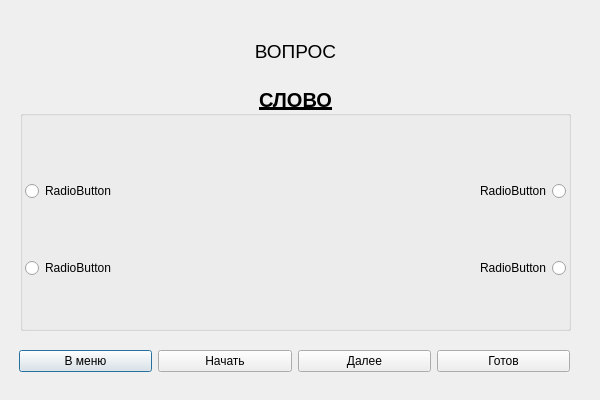
timowka0304/Word-Flow, file Word-Flow/random.ui: the form before one commit.
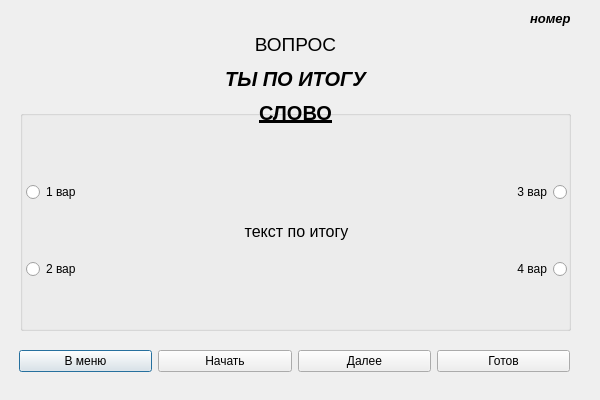
The form after the commit.

Commit message: Added show end's messages and count of truth answers

```diff
--- a/Word-Flow/random.ui
+++ b/Word-Flow/random.ui
@@ -31,49 +31,85 @@
    <widget class="QWidget" name="">
     <property name="geometry">
      <rect>
-      <x>0</x>
-      <y>20</y>
-      <width>551</width>
+      <x>6</x>
+      <y>21</y>
+      <width>541</width>
       <height>201</height>
      </rect>
     </property>
     <layout class="QHBoxLayout" name="horizontalLayout">
      <item>
       <layout class="QVBoxLayout" name="verticalLayout">
-       <property name="leftMargin">
-        <number>5</number>
-       </property>
        <item>
         <widget class="QRadioButton" name="word_1">
          <property name="text">
-          <string>RadioButton</string>
+          <string>1 вар</string>
          </property>
         </widget>
        </item>
        <item>
         <widget class="QRadioButton" name="word_2">
          <property name="text">
-          <string>RadioButton</string>
+          <string>2 вар</string>
          </property>
         </widget>
        </item>
       </layout>
      </item>
+     <item>
+      <widget class="QLabel" name="msg_text">
+       <property name="sizePolicy">
+        <sizepolicy hsizetype="Preferred" vsizetype="Preferred">
+         <horstretch>1</horstretch>
+         <verstretch>0</verstretch>
+        </sizepolicy>
+       </property>
+       <property name="minimumSize">
+        <size>
+         <width>0</width>
+         <height>0</height>
+        </size>
+       </property>
+       <property name="sizeIncrement">
+        <size>
+         <width>0</width>
+         <height>0</height>
+        </size>
+       </property>
+       <property name="font">
+        <font>
+         <pointsize>12</pointsize>
+        </font>
+       </property>
+       <property name="layoutDirection">
+        <enum>Qt::LeftToRight</enum>
+       </property>
+       <property name="autoFillBackground">
+        <bool>false</bool>
+       </property>
+       <property name="frameShape">
+        <enum>QFrame::NoFrame</enum>
+       </property>
+       <property name="text">
+        <string>текст по итогу</string>
+       </property>
+       <property name="alignment">
+        <set>Qt::AlignCenter</set>
+       </property>
+       <property name="wordWrap">
+        <bool>true</bool>
+       </property>
+      </widget>
+     </item>
      <item>
       <layout class="QVBoxLayout" name="verticalLayout_2">
-       <property name="leftMargin">
-        <number>160</number>
-       </property>
-       <property name="rightMargin">
-        <number>5</number>
-       </property>
        <item>
         <widget class="QRadioButton" name="word_3">
          <property name="layoutDirection">
           <enum>Qt::RightToLeft</enum>
          </property>
          <property name="text">
-          <string>RadioButton</string>
+          <string>3 вар</string>
          </property>
         </widget>
        </item>
@@ -83,7 +119,7 @@
           <enum>Qt::RightToLeft</enum>
          </property>
          <property name="text">
-          <string>RadioButton</string>
+          <string>4 вар</string>
          </property>
         </widget>
        </item>
@@ -92,13 +128,13 @@
     </layout>
    </widget>
   </widget>
-  <widget class="QWidget" name="">
+  <widget class="QWidget" name="layoutWidget">
    <property name="geometry">
     <rect>
      <x>20</x>
      <y>30</y>
      <width>551</width>
-     <height>91</height>
+     <height>97</height>
     </rect>
    </property>
    <layout class="QVBoxLayout" name="verticalLayout_3">
@@ -118,6 +154,27 @@
       </property>
      </widget>
     </item>
+    <item>
+     <widget class="QLabel" name="mark_text">
+      <property name="font">
+       <font>
+        <pointsize>15</pointsize>
+        <weight>75</weight>
+        <italic>true</italic>
+        <bold>true</bold>
+       </font>
+      </property>
+      <property name="text">
+       <string>ТЫ ПО ИТОГУ</string>
+      </property>
+      <property name="alignment">
+       <set>Qt::AlignCenter</set>
+      </property>
+      <property name="wordWrap">
+       <bool>true</bool>
+      </property>
+     </widget>
+    </item>
     <item>
      <widget class="QLabel" name="text_word">
       <property name="font">
@@ -138,7 +195,7 @@
     </item>
    </layout>
   </widget>
-  <widget class="QWidget" name="">
+  <widget class="QWidget" name="layoutWidget">
    <property name="geometry">
     <rect>
      <x>19</x>
@@ -178,6 +235,27 @@
     </item>
    </layout>
   </widget>
+  <widget class="QLabel" name="number_of_page">
+   <property name="geometry">
+    <rect>
+     <x>530</x>
+     <y>10</y>
+     <width>54</width>
+     <height>17</height>
+    </rect>
+   </property>
+   <property name="font">
+    <font>
+     <pointsize>10</pointsize>
+     <weight>75</weight>
+     <italic>true</italic>
+     <bold>true</bold>
+    </font>
+   </property>
+   <property name="text">
+    <string>номер</string>
+   </property>
+  </widget>
  </widget>
  <resources/>
  <connections/>
```
The commit also changes 2 other files.
